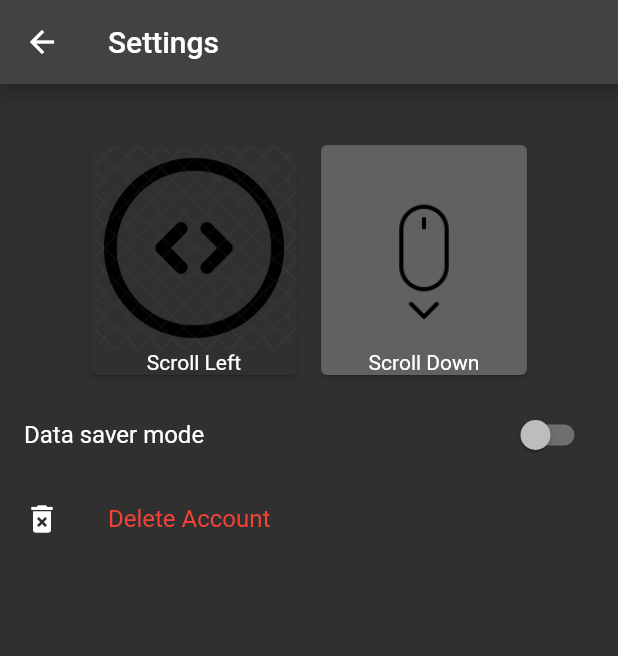
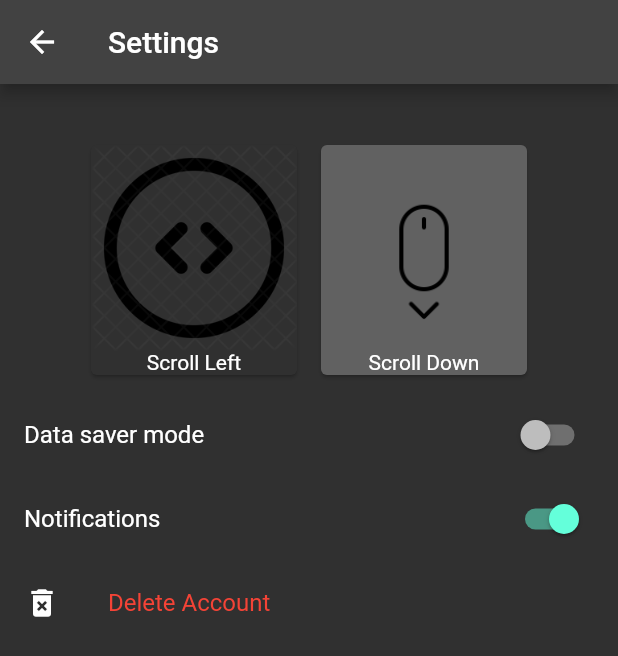
Before and after one commit to Oskilla69/MangaApp, a Flutter app: the AccountSettingsPage screen opened by its route, on a phone screen of 412 x 824 dp. Shown: the top 656 px of the screen. Run offline on Flutter 3.47's test engine with Material 2 defaults, Android fonts, the light colour scheme and no system bars; our stand-ins replace another_flushbar, cached_network_image, cloud_firestore, firebase_auth, firebase_core, firebase_storage and 6 more; missing offline and left inert: another_transformer_page_view, flutterfire_ui; accounts and stored records are empty.

Commit message:
added prototype screenshots + notification toggle

```diff
--- a/lib/helpers/app_constants.dart
+++ b/lib/helpers/app_constants.dart
@@ -26,7 +26,7 @@ List<dynamic> SORT_BY = [
 ];
 
 // ignore: camel_case_types
-enum SHARED_PREFERENCES { DATA_SAVER, VERTICAL_SCROLL }
+enum SHARED_PREFERENCES { DATA_SAVER, VERTICAL_SCROLL, NOTIFICATIONS }
 
 extension Parse on SHARED_PREFERENCES {
   String parse() {
--- a/lib/pages/account_settings_page.dart
+++ b/lib/pages/account_settings_page.dart
@@ -13,6 +13,7 @@ class AccountSettingsPage extends StatefulWidget {
 
 class _AccountSettingsPageState extends State<AccountSettingsPage> {
   bool dataSaver = false;
+  bool notifications = true;
   bool verticalScroll = true;
 
   @override
@@ -27,6 +28,8 @@ class _AccountSettingsPageState extends State<AccountSettingsPage> {
       dataSaver = prefs.getBool(SHARED_PREFERENCES.DATA_SAVER.parse()) ?? false;
       verticalScroll =
           prefs.getBool(SHARED_PREFERENCES.VERTICAL_SCROLL.parse()) ?? true;
+      notifications =
+          prefs.getBool(SHARED_PREFERENCES.NOTIFICATIONS.parse()) ?? true;
     });
   }
 
@@ -43,6 +46,14 @@ class _AccountSettingsPageState extends State<AccountSettingsPage> {
     setState(() {
       verticalScroll = val;
       prefs.setBool(SHARED_PREFERENCES.VERTICAL_SCROLL.parse(), val);
+    });
+  }
+
+  Future<void> _setNotifications(val) async {
+    final prefs = await SharedPreferences.getInstance();
+    setState(() {
+      notifications = val;
+      prefs.setBool(SHARED_PREFERENCES.NOTIFICATIONS.parse(), val);
     });
   }
 
@@ -74,6 +85,13 @@ class _AccountSettingsPageState extends State<AccountSettingsPage> {
               title: const Text('Data saver mode'),
               value: dataSaver,
               onChanged: _setDataSaver),
+        ),
+        Tooltip(
+          message: 'Get notifications on the latest manga updates',
+          child: SwitchListTile(
+              title: const Text('Notifications'),
+              value: notifications,
+              onChanged: _setNotifications),
         ),
         ListTile(
           leading: const Icon(Icons.delete_forever),
```
Also changed, not shown: prototype_screenshots/Home.png (added), prototype_screenshots/Manga.png (added), prototype_screenshots/Search.png (added).
